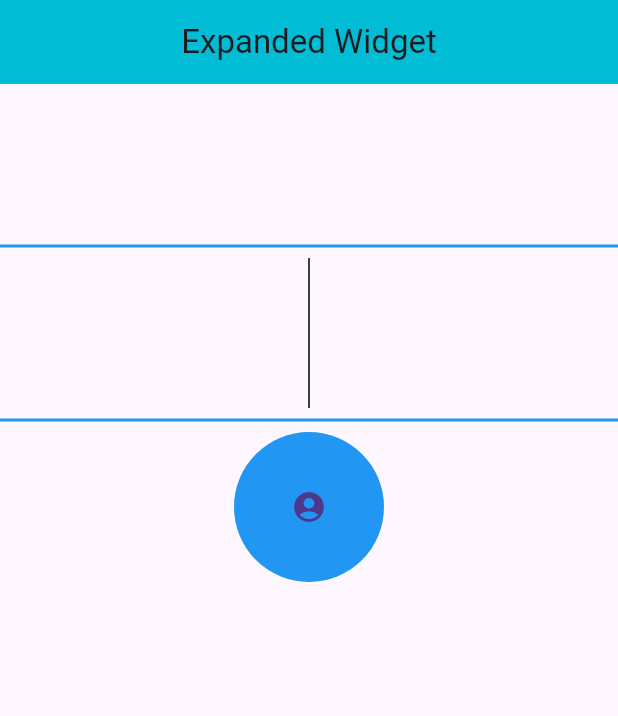
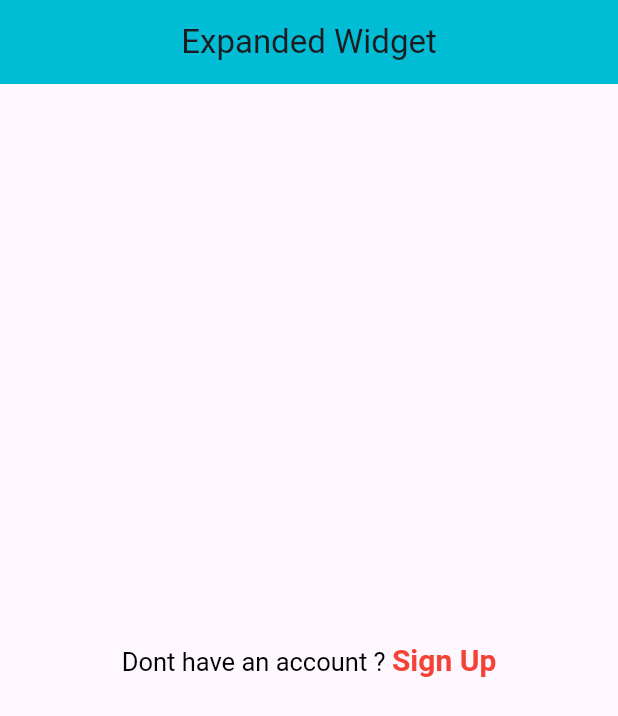
Before and after one commit to R-e-h-a-n-N-a-s-e-e-r/learning-Flutter, a Flutter app: the screen it shows after launch, on a phone screen of 412 x 824 dp. Shown: the top 716 px of the screen. Run offline on Flutter 3.47's test engine with Material 3 defaults, Android fonts, the phone set to English and light mode, and no system bars.

Commit message:
RichText Concept

```diff
--- a/lib/main.dart
+++ b/lib/main.dart
@@ -17,29 +17,24 @@ class MyApp extends StatelessWidget {
           backgroundColor: Colors.cyan,
         ),
         body: Column(
-          // mainAxisAlignment: MainAxisAlignment.center,
+          mainAxisAlignment: MainAxisAlignment.center,
           children: [
-            SizedBox(height: 100),
-            Divider(
-              color: Colors.blue,
-              // endIndent: 40,
-              // indent: 20,
-              thickness: 2,
-            ),
-            SizedBox(height: 100, child: VerticalDivider(color: Colors.black)),
-            Divider(
-              color: Colors.blue,
-              // endIndent: 40,
-              // indent: 20,
-              thickness: 2,
-            ),
             Center(
-              child: CircleAvatar(
-                // foregroundColor: Colors.red,
-                radius: 50,
-                backgroundColor: Colors.blue,
-                // backgroundImage: NetworkImage('https://images.pexels.com/photos/206359/pexels-photo-206359.jpeg'),
-                child: Icon(Icons.account_circle),
+              child: RichText(
+                text: TextSpan(
+                  style: TextStyle(color: Colors.black, fontSize: 17),
+                  text: 'Dont have an account ? ',
+                  children: [
+                    TextSpan(
+                      text: 'Sign Up',
+                      style: TextStyle(
+                        fontSize: 20,
+                        fontWeight: FontWeight.bold,
+                        color: Colors.red,
+                      ),
+                    ),
+                  ],
+                ),
               ),
             ),
           ],
```
